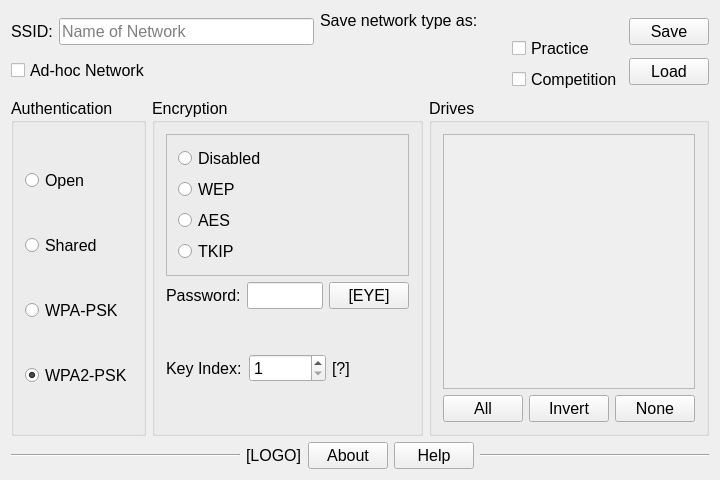
First picture: the form in configwindow.ui, repository OlyCow/drive-configer, before the edit.
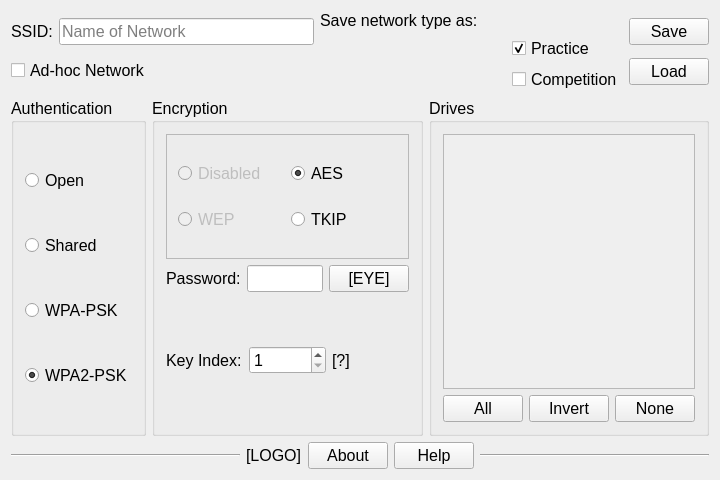
Second picture: the form after the edit.

Commit message: Made radio buttons do stuff

```diff
--- a/configwindow.ui
+++ b/configwindow.ui
@@ -19,8 +19,8 @@
    <string>ConfigWindow</string>
   </property>
   <widget class="QWidget" name="widget_main">
-   <layout class="QVBoxLayout" name="layout_main">
-    <item>
+   <layout class="QGridLayout" name="gridLayout">
+    <item row="0" column="0">
      <layout class="QHBoxLayout" name="layout_network">
       <item>
        <layout class="QGridLayout" name="layout_network_info">
@@ -57,6 +57,9 @@
           <property name="text">
            <string>Practice</string>
           </property>
+          <property name="checked">
+           <bool>true</bool>
+          </property>
          </widget>
         </item>
         <item row="2" column="1">
@@ -108,7 +111,7 @@
       </item>
      </layout>
     </item>
-    <item>
+    <item row="1" column="0">
      <layout class="QHBoxLayout" name="layout_configs">
       <item>
        <widget class="QGroupBox" name="groupBox_auth">
@@ -164,29 +167,38 @@
            <property name="frameShadow">
             <enum>QFrame::Raised</enum>
            </property>
-           <layout class="QVBoxLayout" name="layout_encrypt_protocol">
-            <item>
+           <layout class="QGridLayout" name="layout_protocols">
+            <item row="0" column="0">
              <widget class="QRadioButton" name="radioButton_disabled">
+              <property name="enabled">
+               <bool>false</bool>
+              </property>
               <property name="text">
                <string>Disabled</string>
               </property>
              </widget>
             </item>
-            <item>
-             <widget class="QRadioButton" name="radioButton_WEP">
-              <property name="text">
-               <string>WEP</string>
-              </property>
-             </widget>
-            </item>
-            <item>
+            <item row="0" column="1">
              <widget class="QRadioButton" name="radioButton_AES">
               <property name="text">
                <string>AES</string>
               </property>
+              <property name="checked">
+               <bool>true</bool>
+              </property>
              </widget>
             </item>
-            <item>
+            <item row="1" column="0">
+             <widget class="QRadioButton" name="radioButton_WEP">
+              <property name="enabled">
+               <bool>false</bool>
+              </property>
+              <property name="text">
+               <string>WEP</string>
+              </property>
+             </widget>
+            </item>
+            <item row="1" column="1">
              <widget class="QRadioButton" name="radioButton_TKIP">
               <property name="text">
                <string>TKIP</string>
@@ -217,6 +229,9 @@
            </item>
            <item>
             <widget class="QPushButton" name="pushButton_show_password">
+             <property name="focusPolicy">
+              <enum>Qt::ClickFocus</enum>
+             </property>
              <property name="text">
               <string>[EYE]</string>
              </property>
@@ -308,7 +323,7 @@
       </item>
      </layout>
     </item>
-    <item>
+    <item row="2" column="0">
      <layout class="QHBoxLayout" name="layout_program">
       <item>
        <widget class="Line" name="line_L">
```
Left out of the diff: 21 changed lines with no effect on the pictures. The commit also changes 2 other files.
